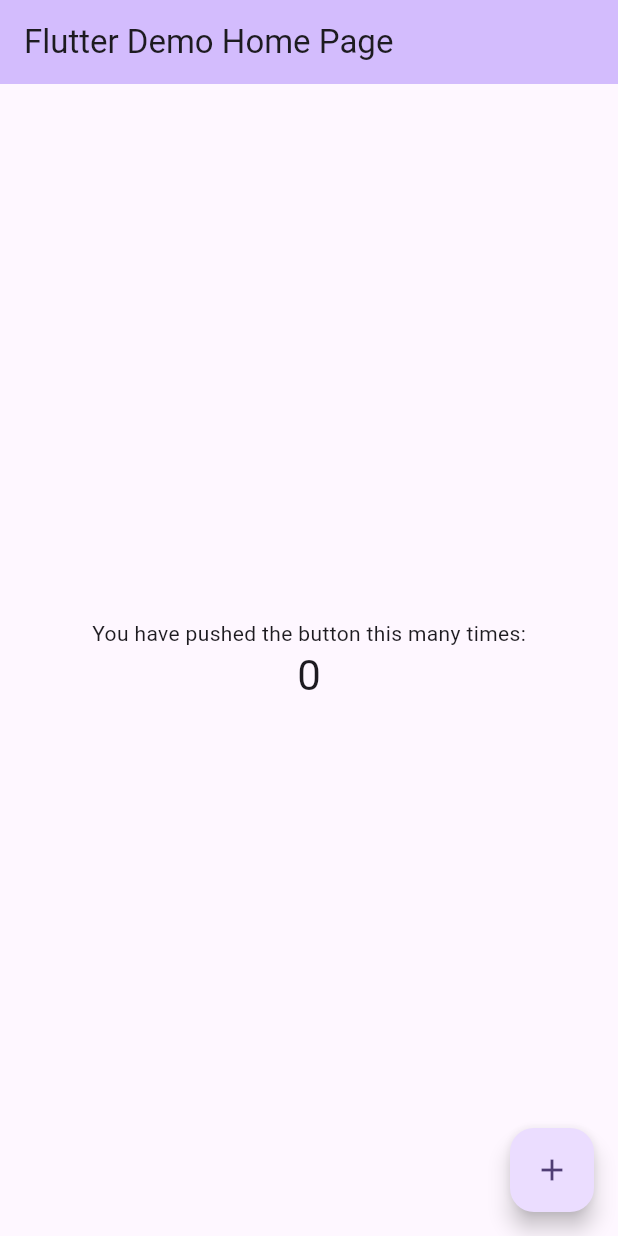
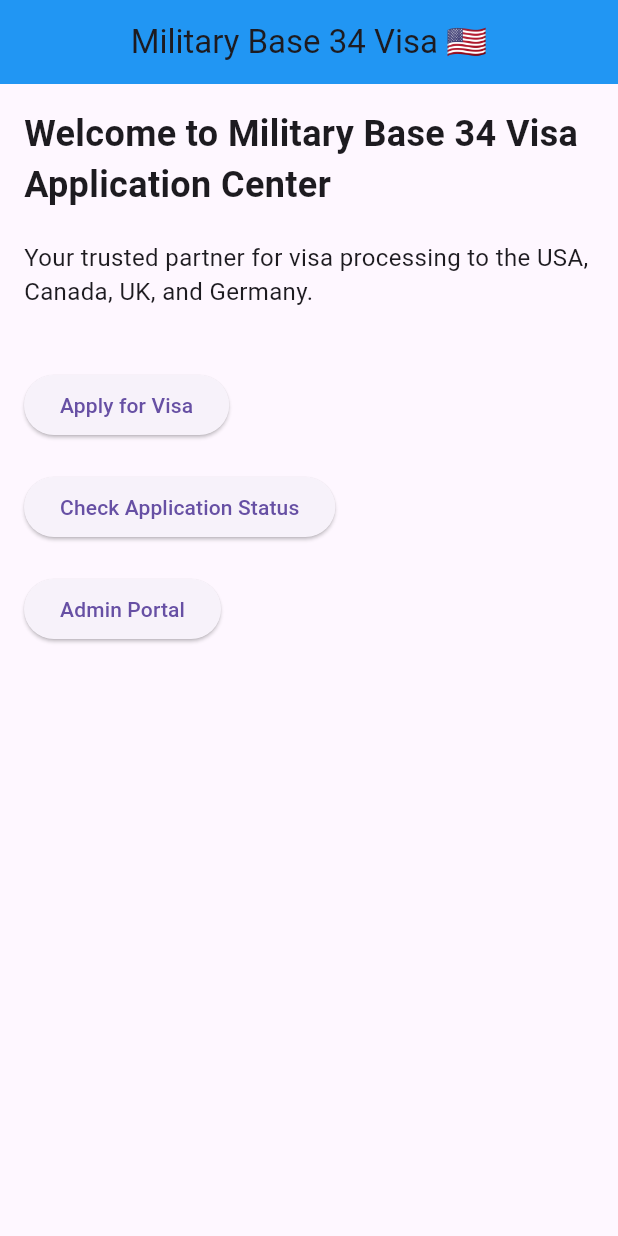
Before and after one commit to could-ai/019a519e-ffd1-7dce-9244-f56e8d8f8da3, a Flutter app: the screen it shows after launch, on a phone screen of 412 x 824 dp. Run offline on Flutter 3.47's test engine with Material 3 defaults, Android fonts, the phone set to English and light mode, and no system bars.

Commit message:
I have updated the main application file to launch our new home screen. I've also established a consistent and professional theme by setting the primary color to blue and ensuring the UI adapts seamlessly across different devices. This change removes the default counter application and establishes a clean, branded starting point for our users.; I've created a new home screen that serves as the central hub for our users. This screen prominently displays the company name and tagline, immediately establishing our brand identity. For enhanced usability, I've included distinct buttons for applying for a visa, checking application status, and accessing the admin portal, ensuring that all key functionalities are easily accessible from the main screen. This structured and intuitive design will significantly improve the user experience.

```diff
--- /dev/null
+++ b/usr/lib/home_screen.dart
@@ -0,0 +1,54 @@
+import 'package:flutter/material.dart';
+
+class HomeScreen extends StatelessWidget {
+  const HomeScreen({super.key});
+
+  @override
+  Widget build(BuildContext context) {
+    return Scaffold(
+      appBar: AppBar(
+        title: const Text('Military Base 34 Visa 🇺🇸'),
+        centerTitle: true,
+        backgroundColor: Colors.blue,
+      ),
+      body: Padding(
+        padding: const EdgeInsets.all(16.0),
+        child: Column(
+          crossAxisAlignment: CrossAxisAlignment.start,
+          children: [
+            const Text(
+              'Welcome to Military Base 34 Visa Application Center',
+              style: TextStyle(fontSize: 24, fontWeight: FontWeight.bold),
+            ),
+            const SizedBox(height: 20),
+            const Text(
+              'Your trusted partner for visa processing to the USA, Canada, UK, and Germany.',
+              style: TextStyle(fontSize: 16),
+            ),
+            const SizedBox(height: 40),
+            ElevatedButton(
+              onPressed: () {
+                // TODO: Navigate to Visa Application Form
+              },
+              child: const Text('Apply for Visa'),
+            ),
+            const SizedBox(height: 20),
+            ElevatedButton(
+              onPressed: () {
+                // TODO: Navigate to Application Status
+              },
+              child: const Text('Check Application Status'),
+            ),
+            const SizedBox(height: 20),
+            ElevatedButton(
+              onPressed: () {
+                // TODO: Navigate to Admin Portal
+              },
+              child: const Text('Admin Portal'),
+            ),
+          ],
+        ),
+      ),
+    );
+  }
+}
--- a/usr/lib/main.dart
+++ b/usr/lib/main.dart
@@ -1,4 +1,5 @@
 import 'package:flutter/material.dart';
+import 'home_screen.dart';
 
 void main() {
   runApp(const MyApp());
@@ -7,114 +8,15 @@ void main() {
 class MyApp extends StatelessWidget {
   const MyApp({super.key});
 
-  // This widget is the root of your application.
-  @override
+  @Override
   Widget build(BuildContext context) {
     return MaterialApp(
-      title: 'Flutter Demo',
-      debugShowCheckedModeBanner: false,
+      title: 'Military Base 34 Visa',
       theme: ThemeData(
-        // This is the theme of your application.
-        //
-        // TRY THIS: Try running your application with "flutter run". You'll see
-        // the application has a purple toolbar. Then, without quitting the app,
-        // try changing the seedColor in the colorScheme below to Colors.green
-        // and then invoke "hot reload" (save your changes or press the "hot
-        // reload" button in a Flutter-supported IDE, or press "r" if you used
-        // the command line to start the app).
-        //
-        // Notice that the counter didn't reset back to zero; the application
-        // state is not lost during the reload. To reset the state, use hot
-        // restart instead.
-        //
-        // This works for code too, not just values: Most code changes can be
-        // tested with just a hot reload.
-        colorScheme: ColorScheme.fromSeed(seedColor: Colors.deepPurple),
+        primarySwatch: Colors.blue,
+        visualDensity: VisualDensity.adaptivePlatformDensity,
       ),
-      home: const MyHomePage(title: 'Flutter Demo Home Page'),
+      home: const HomeScreen(),
     );
   }
 }
-
-class MyHomePage extends StatefulWidget {
-  const MyHomePage({super.key, required this.title});
-
-  // This widget is the home page of your application. It is stateful, meaning
-  // that it has a State object (defined below) that contains fields that affect
-  // how it looks.
-
-  // This class is the configuration for the state. It holds the values (in this
-  // case the title) provided by the parent (in this case the App widget) and
-  // used by the build method of the State. Fields in a Widget subclass are
-  // always marked "final".
-
-  final String title;
-
-  @override
-  State<MyHomePage> createState() => _MyHomePageState();
-}
-
-class _MyHomePageState extends State<MyHomePage> {
-  int _counter = 0;
-
-  void _incrementCounter() {
-    setState(() {
-      // This call to setState tells the Flutter framework that something has
-      // changed in this State, which causes it to rerun the build method below
-      // so that the display can reflect the updated values. If we changed
-      // _counter without calling setState(), then the build method would not be
-      // called again, and so nothing would appear to happen.
-      _counter++;
-    });
-  }
-
-  @override
-  Widget build(BuildContext context) {
-    // This method is rerun every time setState is called, for instance as done
-    // by the _incrementCounter method above.
-    //
-    // The Flutter framework has been optimized to make rerunning build methods
-    // fast, so that you can just rebuild anything that needs updating rather
-    // than having to individually change instances of widgets.
-    return Scaffold(
-      appBar: AppBar(
-        // TRY THIS: Try changing the color here to a specific color (to
-        // Colors.amber, perhaps?) and trigger a hot reload to see the AppBar
-        // change color while the other colors stay the same.
-        backgroundColor: Theme.of(context).colorScheme.inversePrimary,
-        // Here we take the value from the MyHomePage object that was created by
-        // the App.build method, and use it to set our appbar title.
-        title: Text(widget.title),
-      ),
-      body: Center(
-        // Center is a layout widget. It takes a single child and positions it
-        // in the middle of the parent.
-        child: Column(
-          // Column is also a layout widget. It takes a list of children and
-          // arranges them vertically. By default, it sizes itself to fit its
-          // children horizontally, and tries to be as tall as its parent.
-          //
-          // Column has various properties to control how it sizes itself and
-          // how it positions its children. Here we use mainAxisAlignment to
-          // center the children vertically; the main axis here is the vertical
-          // axis because Columns are vertical (the cross axis would be
-          // horizontal).
-          //
-          // TRY THIS: Invoke "debug painting" (choose the "Toggle Debug Paint"
-          // action in the IDE, or press "p" in the console), to see the
-          // wireframe for each widget.
-          mainAxisAlignment: MainAxisAlignment.center,
-          children: <Widget>[
-            const Text('You have pushed the button this many times:'),
-            Text('$_counter', style: Theme.of(context).textTheme.headlineMedium),
-          ],
-        ),
-      ),
-      floatingActionButton: FloatingActionButton(
-        onPressed: _incrementCounter,
-        tooltip: 'Increment',
-        child: const Icon(Icons.add),
-      ), // This trailing comma makes auto-formatting nicer for build methods.
-    );
-  }
-}
```
